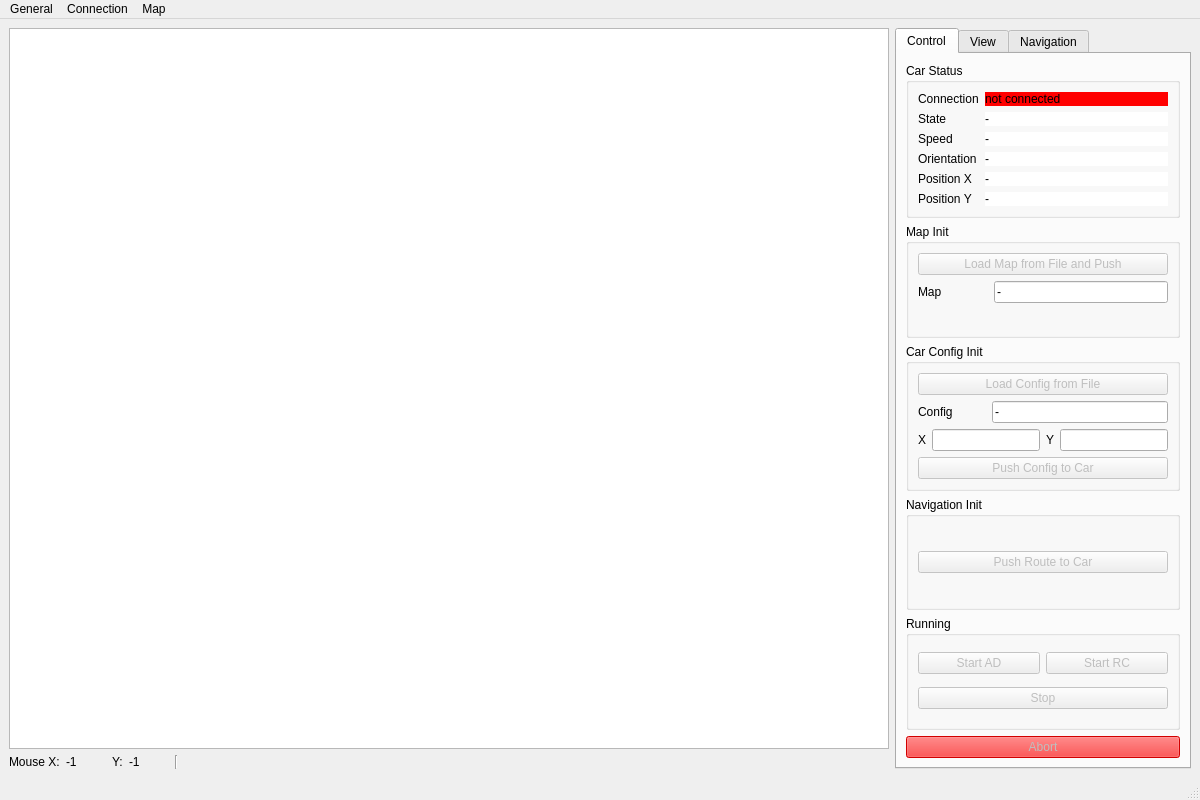
This is src/mainwindow.ui in melegiul/adtf-remote as Qt 5 draws it before an edit. The edited form follows.
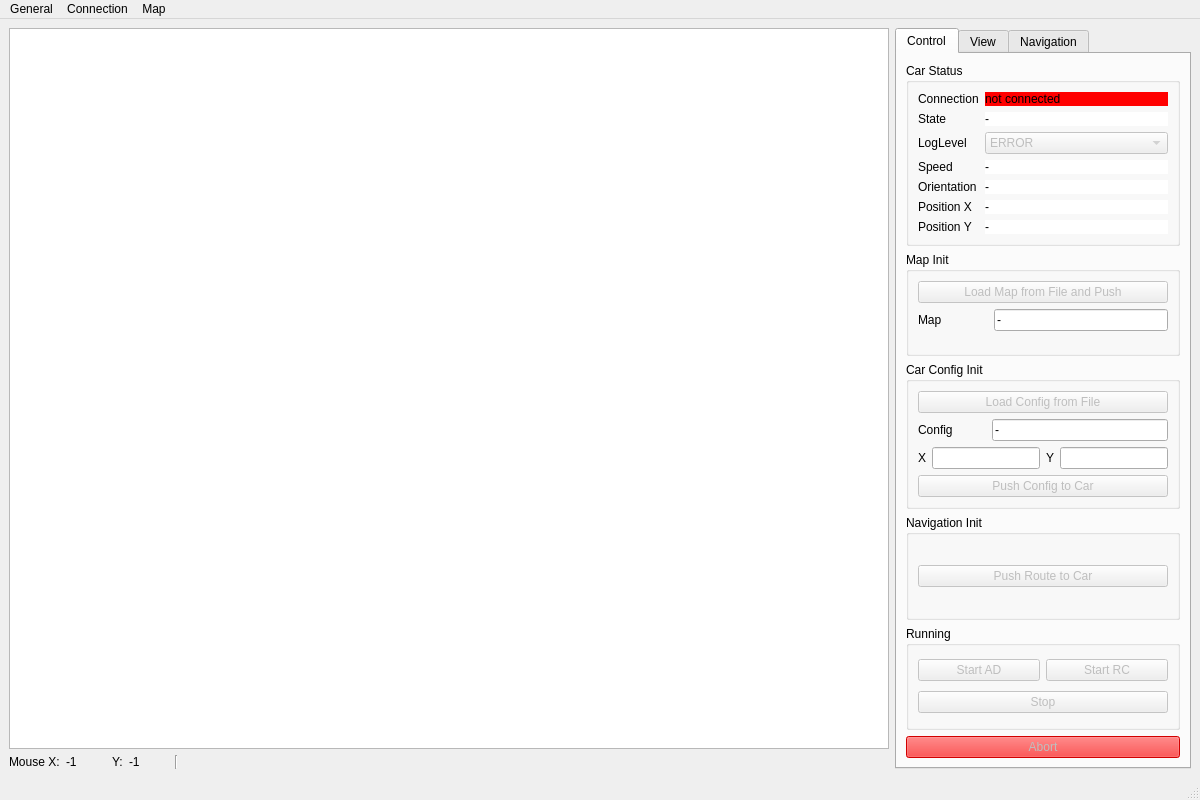
This is the edited form. Icons and pictures are not drawn. Custom widgets are drawn as their Qt base class.

```diff
--- a/src/mainwindow.ui
+++ b/src/mainwindow.ui
@@ -140,14 +140,14 @@
              </property>
             </widget>
            </item>
-           <item row="2" column="0">
+           <item row="3" column="0">
             <widget class="QLabel" name="speed_label">
              <property name="text">
               <string>Speed</string>
              </property>
             </widget>
            </item>
-           <item row="2" column="1">
+           <item row="3" column="1">
             <widget class="QLabel" name="speed_val_label">
              <property name="styleSheet">
               <string notr="true">background-color: rgb(255, 255, 255);</string>
@@ -157,14 +157,14 @@
              </property>
             </widget>
            </item>
-           <item row="3" column="0">
+           <item row="4" column="0">
             <widget class="QLabel" name="orientation_label">
              <property name="text">
               <string>Orientation</string>
              </property>
             </widget>
            </item>
-           <item row="3" column="1">
+           <item row="4" column="1">
             <widget class="QLabel" name="orientation_val_label">
              <property name="styleSheet">
               <string notr="true">background-color: rgb(255, 255, 255);</string>
@@ -174,14 +174,14 @@
              </property>
             </widget>
            </item>
-           <item row="4" column="0">
+           <item row="5" column="0">
             <widget class="QLabel" name="position_x_label">
              <property name="text">
               <string>Position X</string>
              </property>
             </widget>
            </item>
-           <item row="4" column="1">
+           <item row="5" column="1">
             <widget class="QLabel" name="position_x_val_label">
              <property name="styleSheet">
               <string notr="true">background-color: rgb(255, 255, 255);</string>
@@ -191,14 +191,14 @@
              </property>
             </widget>
            </item>
-           <item row="5" column="0">
+           <item row="6" column="0">
             <widget class="QLabel" name="position_y_label">
              <property name="text">
               <string>Position Y</string>
              </property>
             </widget>
            </item>
-           <item row="5" column="1">
+           <item row="6" column="1">
             <widget class="QLabel" name="position_y_val_label">
              <property name="styleSheet">
               <string notr="true">background-color: rgb(255, 255, 255);</string>
@@ -208,6 +208,43 @@
              </property>
             </widget>
            </item>
+           <item row="2" column="0">
+            <widget class="QLabel" name="loglevel_label">
+             <property name="text">
+              <string>LogLevel</string>
+             </property>
+            </widget>
+           </item>
+           <item row="2" column="1">
+            <widget class="QComboBox" name="loglevel_combo">
+             <property name="enabled">
+              <bool>false</bool>
+             </property>
+             <property name="currentText">
+              <string>DEBUG</string>
+             </property>
+             <item>
+              <property name="text">
+               <string>ERROR</string>
+              </property>
+             </item>
+             <item>
+              <property name="text">
+               <string>WARNING</string>
+              </property>
+             </item>
+             <item>
+              <property name="text">
+               <string>INFO</string>
+              </property>
+             </item>
+             <item>
+              <property name="text">
+               <string>DEBUG</string>
+              </property>
+             </item>
+            </widget>
+           </item>
           </layout>
          </widget>
         </item>
```
